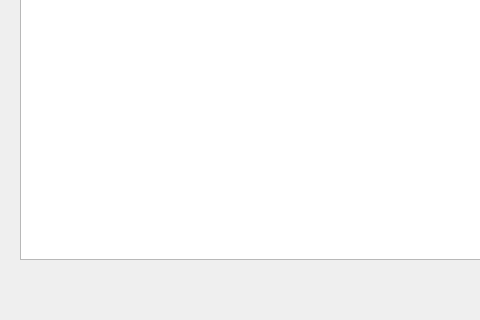
Before: the Qt Designer form viewspyqt5/adhesiontest.ui in Claudino2001/reliability-software, drawn with Qt 5; both pictures show x 0 to 480 and y 280 to 600 of the 900 by 600 pixel window.
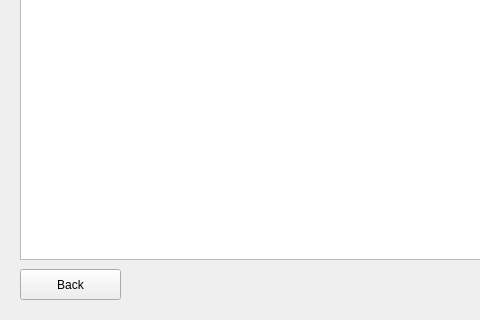
After: the same form once the commit is applied.

Commit message: feat: QMesBox conf next page register to adesao

```diff
--- a/viewspyqt5/adhesiontest.ui
+++ b/viewspyqt5/adhesiontest.ui
@@ -278,6 +278,22 @@
      <set>Qt::AlignCenter</set>
     </property>
    </widget>
+   <widget class="QPushButton" name="btnBack">
+    <property name="geometry">
+     <rect>
+      <x>20</x>
+      <y>530</y>
+      <width>101</width>
+      <height>31</height>
+     </rect>
+    </property>
+    <property name="cursor">
+     <cursorShape>PointingHandCursor</cursorShape>
+    </property>
+    <property name="text">
+     <string>Back</string>
+    </property>
+   </widget>
   </widget>
   <widget class="QMenuBar" name="menubar">
    <property name="geometry">
```
Left out of the diff: 16 changed lines with no effect on the pictures. The commit also changes 1 other file.
